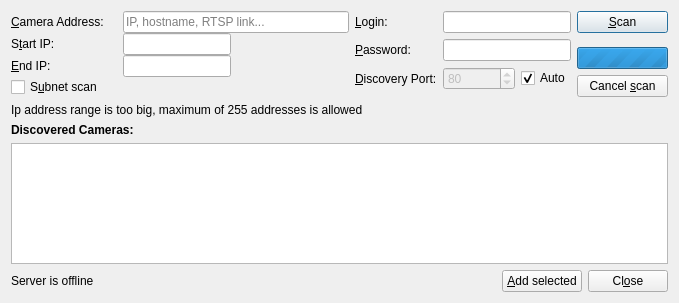
First picture: the form in client/src/ui/dialogs/camera_addition_dialog.ui, repository networkoptix/nx_open, before the edit.
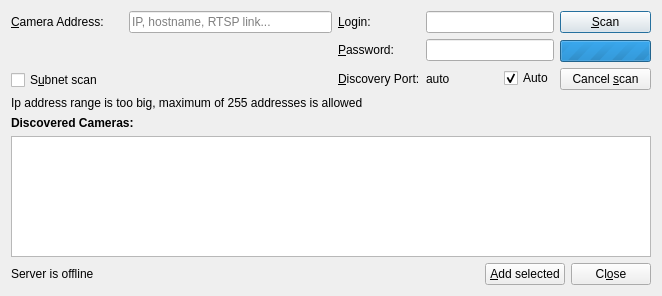
Second picture: the form after the edit. The open tabs and pages were chosen to show the change. Custom widgets are drawn as their Qt base class.

Commit message:
Bug #2521: Don't display port number in manual camera addition dialog when port is set to 'auto'
<==== Mercurial data ====>
Branch: master

Diff of the .ui file:
```diff
--- a/client/src/ui/dialogs/camera_addition_dialog.ui
+++ b/client/src/ui/dialogs/camera_addition_dialog.ui
@@ -6,8 +6,8 @@
    <rect>
     <x>0</x>
     <y>0</y>
-    <width>679</width>
-    <height>303</height>
+    <width>662</width>
+    <height>296</height>
    </rect>
   </property>
   <property name="sizePolicy">
@@ -31,6 +31,25 @@
         <number>0</number>
        </property>
        <item>
+        <widget class="QStackedWidget" name="addressStackedWidget">
+         <property name="currentIndex">
+          <number>1</number>
+         </property>
+         <widget class="QWidget" name="pageSingleCamera">
+          <layout class="QVBoxLayout" name="verticalLayout_7">
+           <property name="leftMargin">
+            <number>0</number>
+           </property>
+           <property name="topMargin">
+            <number>0</number>
+           </property>
+           <property name="rightMargin">
+            <number>0</number>
+           </property>
+           <property name="bottomMargin">
+            <number>0</number>
+           </property>
+           <item>
         <layout class="QFormLayout" name="singleCameraLayout">
          <item row="0" column="0">
           <widget class="QLabel" name="cameraIpLabel">
@@ -63,6 +82,22 @@
          </item>
         </layout>
        </item>
+          </layout>
+         </widget>
+         <widget class="QWidget" name="pageSubnet">
+          <layout class="QVBoxLayout" name="verticalLayout_6">
+           <property name="leftMargin">
+            <number>0</number>
+           </property>
+           <property name="topMargin">
+            <number>0</number>
+           </property>
+           <property name="rightMargin">
+            <number>0</number>
+           </property>
+           <property name="bottomMargin">
+            <number>0</number>
+           </property>
        <item>
         <layout class="QFormLayout" name="subnetLayout">
          <property name="fieldGrowthPolicy">
@@ -140,18 +175,9 @@
          </item>
         </layout>
        </item>
-       <item>
-        <spacer name="verticalSpacer">
-         <property name="orientation">
-          <enum>Qt::Vertical</enum>
-         </property>
-         <property name="sizeHint" stdset="0">
-          <size>
-           <width>20</width>
-           <height>0</height>
-          </size>
-         </property>
-        </spacer>
+          </layout>
+         </widget>
+        </widget>
        </item>
        <item>
         <widget class="QCheckBox" name="subnetCheckbox">
@@ -240,10 +266,29 @@
        <item row="2" column="1">
         <layout class="QHBoxLayout" name="horizontalLayout_3">
          <item>
+          <widget class="QStackedWidget" name="portStackedWidget">
+           <property name="currentIndex">
+            <number>1</number>
+           </property>
+           <widget class="QWidget" name="pagePort">
+            <layout class="QVBoxLayout" name="verticalLayout_4">
+             <property name="spacing">
+              <number>0</number>
+             </property>
+             <property name="leftMargin">
+              <number>0</number>
+             </property>
+             <property name="topMargin">
+              <number>0</number>
+             </property>
+             <property name="rightMargin">
+              <number>0</number>
+             </property>
+             <property name="bottomMargin">
+              <number>0</number>
+             </property>
+             <item>
           <widget class="QSpinBox" name="portSpinBox">
-           <property name="enabled">
-            <bool>false</bool>
-           </property>
            <property name="sizePolicy">
             <sizepolicy hsizetype="Preferred" vsizetype="Fixed">
              <horstretch>0</horstretch>
@@ -267,6 +312,39 @@
            </property>
           </widget>
          </item>
+            </layout>
+           </widget>
+           <widget class="QWidget" name="pageAuto">
+            <layout class="QVBoxLayout" name="verticalLayout_5">
+             <property name="spacing">
+              <number>0</number>
+             </property>
+             <property name="leftMargin">
+              <number>0</number>
+             </property>
+             <property name="topMargin">
+              <number>0</number>
+             </property>
+             <property name="rightMargin">
+              <number>0</number>
+             </property>
+             <property name="bottomMargin">
+              <number>0</number>
+             </property>
+             <item>
+              <widget class="QLabel" name="label">
+               <property name="frameShape">
+                <enum>QFrame::NoFrame</enum>
+               </property>
+               <property name="text">
+                <string>auto</string>
+               </property>
+              </widget>
+             </item>
+            </layout>
+           </widget>
+          </widget>
+         </item>
          <item>
           <widget class="QCheckBox" name="portAutoCheckBox">
            <property name="text">
```
Left out of the diff: 1 changed line with no effect on the pictures. Lines whose indentation alone changed are shown as unchanged. The commit also changes 1 other file.
